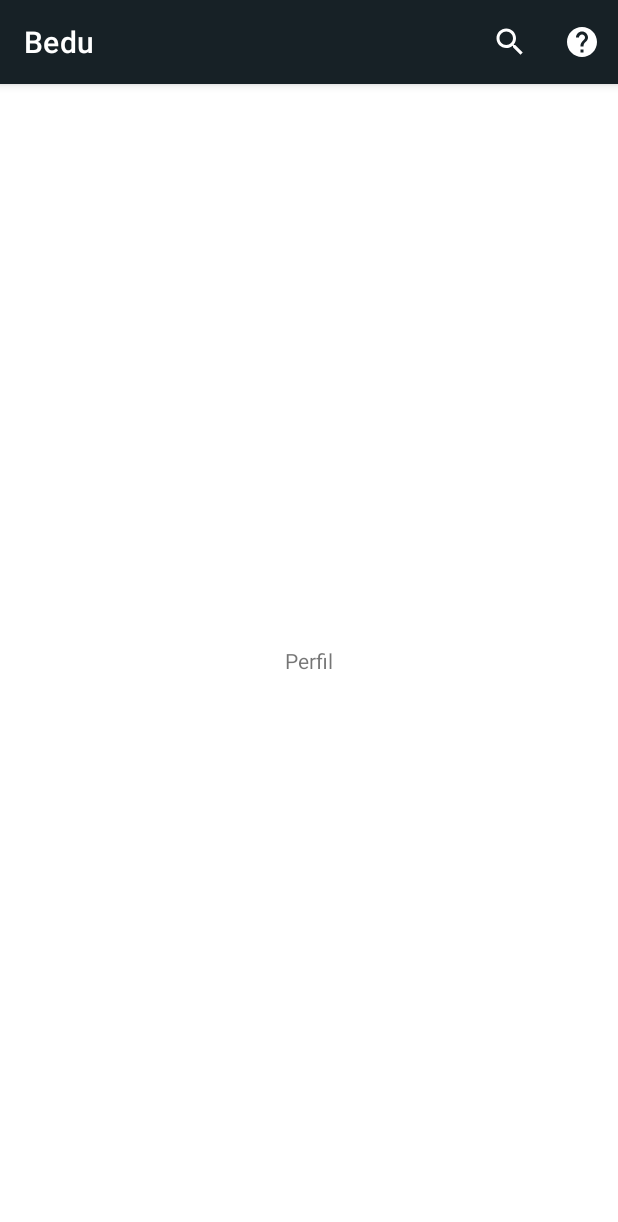
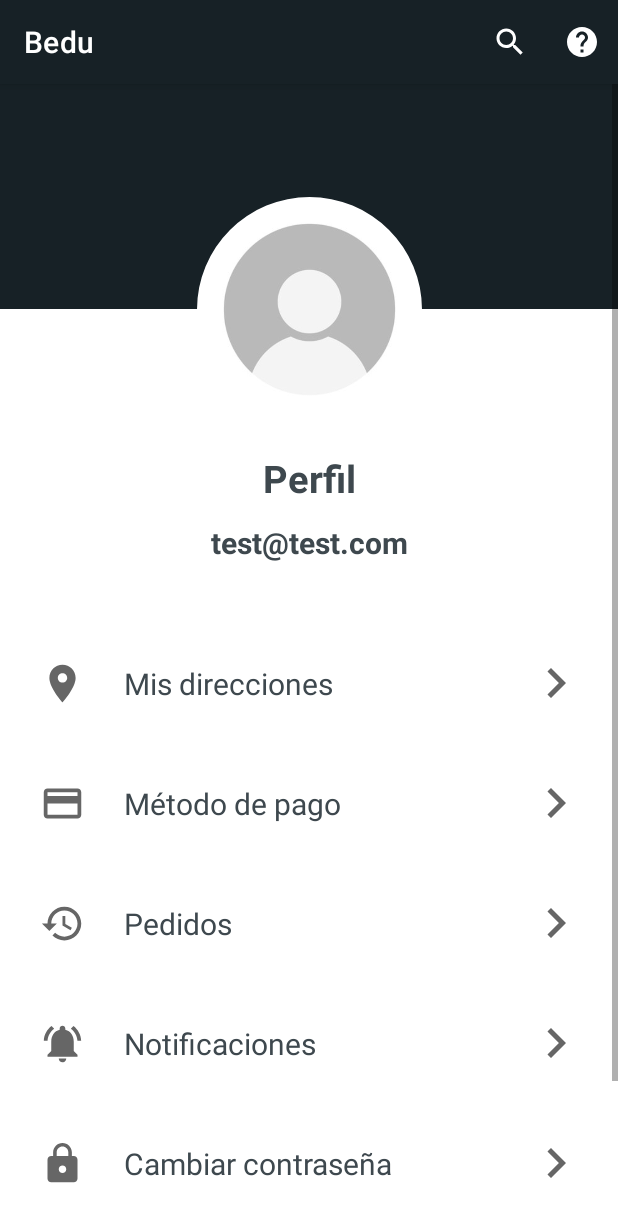
Before and after one commit to ginona/bedu-kotlin-adv, an Android app: the ProfileFragment screen opened through its navigation route, on a phone screen of 412 x 824 dp. Shown: the top 1222 px of the screen. Run offline under Robolectric (Android 15) with nearby library versions, the phone set to English and light mode, and no system bars; our stand-ins replace navigation-ui; libraries missing offline, so code that uses them is left out: coil.api.load.

Commit message:
Adding profile page styles

```diff
--- /dev/null
+++ b/app/src/main/java/com/gino/projectbedu/adapters/ElementsAdapter.kt
@@ -0,0 +1,56 @@
+package com.gino.projectbedu.adapters
+
+import android.content.Context
+import android.view.LayoutInflater
+import android.view.View
+import android.view.ViewGroup
+import android.widget.ImageView
+import android.widget.TextView
+import androidx.recyclerview.widget.RecyclerView
+import coil.api.load
+import com.gino.projectbedu.R
+import com.gino.projectbedu.fragments.Element
+
+/**
+ * Adaptador empleado para mostrar los elementos en la lista.
+ */
+class ElementsAdapter(
+    private val elements: List<Element>,
+    private val click_listener: () -> Unit
+    ): RecyclerView.Adapter<ElementsAdapter.ViewHolder>() {
+
+
+    override fun onCreateViewHolder(parent: ViewGroup, viewType: Int): ViewHolder {
+        val layoutInflater = LayoutInflater.from(parent.context)
+        return ViewHolder(layoutInflater.inflate(R.layout.fragment_profile_elements, parent, false))
+    }
+
+    override fun onBindViewHolder(holder: ViewHolder, position: Int) {
+        val currentElement: Element = elements[position]
+
+        holder.bind(currentElement)
+
+        holder.itemView.setOnClickListener{
+            click_listener()
+        }
+    }
+
+    override fun getItemCount(): Int {
+        return elements.size
+    }
+
+    class ViewHolder(val view: View) : RecyclerView.ViewHolder(view) {
+        val elementName = view.findViewById(R.id.element_name) as TextView
+        val elementImage = view.findViewById(R.id.element_image) as ImageView
+
+        /**
+         * Enlazamos algunas variables del producto que obtenemos desde el JSON
+         * con los declarados propios del objeto.
+         */
+        fun bind(element: Element){
+            elementName.text = element.name
+            elementImage.setImageResource(element.iconId)
+        }
+    }
+
+}
--- /dev/null
+++ b/app/src/main/java/com/gino/projectbedu/fragments/Element.kt
@@ -0,0 +1,3 @@
+package com.gino.projectbedu.fragments
+
+data class Element(val name:String, val iconId:Int)
--- /dev/null
+++ b/app/src/main/java/com/gino/projectbedu/fragments/ProfileElementsFragment.kt
@@ -0,0 +1,23 @@
+package com.gino.projectbedu.fragments
+
+import android.os.Bundle
+import androidx.fragment.app.Fragment
+import android.view.LayoutInflater
+import android.view.View
+import android.view.ViewGroup
+import androidx.recyclerview.widget.LinearLayoutManager
+import androidx.recyclerview.widget.RecyclerView
+import com.gino.projectbedu.R
+import com.gino.projectbedu.adapters.ElementsAdapter
+
+
+class ProfileElements : Fragment() {
+
+    override fun onCreateView(
+        inflater: LayoutInflater, container: ViewGroup?,
+        savedInstanceState: Bundle?
+    ): View? {
+        return inflater.inflate(R.layout.fragment_profile_elements, container, false)
+    }
+
+}
--- a/app/src/main/java/com/gino/projectbedu/fragments/ProfileFragment.kt
+++ b/app/src/main/java/com/gino/projectbedu/fragments/ProfileFragment.kt
@@ -5,12 +5,16 @@ import androidx.fragment.app.Fragment
 import android.view.LayoutInflater
 import android.view.View
 import android.view.ViewGroup
+import androidx.recyclerview.widget.LinearLayoutManager
+import androidx.recyclerview.widget.RecyclerView
 import com.gino.projectbedu.R
+import com.gino.projectbedu.adapters.ElementsAdapter
 
 /**
  * Fragment vacío a modo ejemplo momentaneamente.
  */
 class ProfileFragment : Fragment() {
+    private lateinit var recycler: RecyclerView
 
     override fun onCreateView(
         inflater: LayoutInflater, container: ViewGroup?,
@@ -19,4 +23,21 @@ class ProfileFragment : Fragment() {
         return inflater.inflate(R.layout.fragment_profile, container, false)
     }
 
+    override fun onViewCreated(view: View, savedInstanceState: Bundle?) {
+        super.onViewCreated(view, savedInstanceState)
+        recycler = view.findViewById(R.id.elementRecyclerView)
+        val clickListener: () -> Unit = {}
+
+        recycler.adapter = ElementsAdapter(getProfileElements(), clickListener)
+        recycler.layoutManager = LinearLayoutManager(activity)
+    }
+
+    private fun getProfileElements(): List<Element>{
+        return listOf(
+            Element("Mis direcciones",R.drawable.location),
+            Element("Método de pago",R.drawable.card),
+            Element("Pedidos",R.drawable.restore),
+            Element("Notificaciones",R.drawable.notifications_active),
+            Element("Cambiar contraseña",R.drawable.lock))
+    }
 }
--- /dev/null
+++ b/app/src/main/res/drawable/card.xml
@@ -0,0 +1,10 @@
+<vector xmlns:android="http://schemas.android.com/apk/res/android"
+    android:width="24dp"
+    android:height="24dp"
+    android:viewportWidth="24"
+    android:viewportHeight="24"
+    android:tint="?attr/colorControlNormal">
+  <path
+      android:fillColor="@android:color/white"
+      android:pathData="M20,4L4,4c-1.11,0 -1.99,0.89 -1.99,2L2,18c0,1.11 0.89,2 2,2h16c1.11,0 2,-0.89 2,-2L22,6c0,-1.11 -0.89,-2 -2,-2zM20,18L4,18v-6h16v6zM20,8L4,8L4,6h16v2z"/>
+</vector>
--- /dev/null
+++ b/app/src/main/res/drawable/ic_arrow_right.xml
@@ -0,0 +1,10 @@
+<vector xmlns:android="http://schemas.android.com/apk/res/android"
+    android:width="24dp"
+    android:height="24dp"
+    android:viewportWidth="24"
+    android:viewportHeight="24"
+    android:tint="?attr/colorControlNormal">
+  <path
+      android:fillColor="@android:color/white"
+      android:pathData="M8.59,16.59L13.17,12 8.59,7.41 10,6l6,6 -6,6 -1.41,-1.41z"/>
+</vector>
--- /dev/null
+++ b/app/src/main/res/drawable/ic_power.xml
@@ -0,0 +1,10 @@
+<vector xmlns:android="http://schemas.android.com/apk/res/android"
+    android:width="24dp"
+    android:height="24dp"
+    android:viewportWidth="24"
+    android:viewportHeight="24"
+    android:tint="?attr/colorControlNormal">
+  <path
+      android:fillColor="@android:color/white"
+      android:pathData="M13,3h-2v10h2L13,3zM17.83,5.17l-1.42,1.42C17.99,7.86 19,9.81 19,12c0,3.87 -3.13,7 -7,7s-7,-3.13 -7,-7c0,-2.19 1.01,-4.14 2.58,-5.42L6.17,5.17C4.23,6.82 3,9.26 3,12c0,4.97 4.03,9 9,9s9,-4.03 9,-9c0,-2.74 -1.23,-5.18 -3.17,-6.83z"/>
+</vector>
--- /dev/null
+++ b/app/src/main/res/drawable/notifications_active.xml
@@ -0,0 +1,10 @@
+<vector xmlns:android="http://schemas.android.com/apk/res/android"
+    android:width="24dp"
+    android:height="24dp"
+    android:viewportWidth="24"
+    android:viewportHeight="24"
+    android:tint="?attr/colorControlNormal">
+  <path
+      android:fillColor="@android:color/white"
+      android:pathData="M7.58,4.08L6.15,2.65C3.75,4.48 2.17,7.3 2.03,10.5h2c0.15,-2.65 1.51,-4.97 3.55,-6.42zM19.97,10.5h2c-0.15,-3.2 -1.73,-6.02 -4.12,-7.85l-1.42,1.43c2.02,1.45 3.39,3.77 3.54,6.42zM18,11c0,-3.07 -1.64,-5.64 -4.5,-6.32L13.5,4c0,-0.83 -0.67,-1.5 -1.5,-1.5s-1.5,0.67 -1.5,1.5v0.68C7.63,5.36 6,7.92 6,11v5l-2,2v1h16v-1l-2,-2v-5zM12,22c0.14,0 0.27,-0.01 0.4,-0.04 0.65,-0.14 1.18,-0.58 1.44,-1.18 0.1,-0.24 0.15,-0.5 0.15,-0.78h-4c0.01,1.1 0.9,2 2.01,2z"/>
+</vector>
--- /dev/null
+++ b/app/src/main/res/drawable/restore.xml
@@ -0,0 +1,10 @@
+<vector xmlns:android="http://schemas.android.com/apk/res/android"
+    android:width="24dp"
+    android:height="24dp"
+    android:viewportWidth="24"
+    android:viewportHeight="24"
+    android:tint="?attr/colorControlNormal">
+  <path
+      android:fillColor="@android:color/white"
+      android:pathData="M13,3c-4.97,0 -9,4.03 -9,9L1,12l3.89,3.89 0.07,0.14L9,12L6,12c0,-3.87 3.13,-7 7,-7s7,3.13 7,7 -3.13,7 -7,7c-1.93,0 -3.68,-0.79 -4.94,-2.06l-1.42,1.42C8.27,19.99 10.51,21 13,21c4.97,0 9,-4.03 9,-9s-4.03,-9 -9,-9zM12,8v5l4.28,2.54 0.72,-1.21 -3.5,-2.08L13.5,8L12,8z"/>
+</vector>
--- a/app/src/main/res/layout/fragment_profile.xml
+++ b/app/src/main/res/layout/fragment_profile.xml
@@ -1,18 +1,98 @@
 <?xml version="1.0" encoding="utf-8"?>
-<androidx.constraintlayout.widget.ConstraintLayout xmlns:android="http://schemas.android.com/apk/res/android"
+<FrameLayout xmlns:android="http://schemas.android.com/apk/res/android"
     xmlns:app="http://schemas.android.com/apk/res-auto"
     xmlns:tools="http://schemas.android.com/tools"
     android:layout_width="match_parent"
+    android:layout_height="match_parent"
+    tools:context="fragments.ProfileFragment">
+<ScrollView
+    android:id="@+id/scrollView"
+    android:layout_width="match_parent"
+    android:layout_height="match_parent"
+    android:fillViewport="true">
+<androidx.constraintlayout.widget.ConstraintLayout
+    android:layout_width="match_parent"
     android:layout_height="match_parent">
 
-    <TextView
-        android:id="@+id/textView2"
-        android:layout_width="wrap_content"
-        android:layout_height="wrap_content"
-        android:text="@string/profile"
-        app:layout_constraintBottom_toBottomOf="parent"
+    <View
+        android:id="@+id/view"
+        android:layout_width="match_parent"
+        android:layout_height="150dp"
+        android:background="?attr/colorPrimary"
         app:layout_constraintEnd_toEndOf="parent"
         app:layout_constraintHorizontal_bias="0.5"
         app:layout_constraintStart_toStartOf="parent"
         app:layout_constraintTop_toTopOf="parent" />
+
+    <com.google.android.material.imageview.ShapeableImageView
+        android:id="@+id/profile_image"
+        android:layout_width="150dp"
+        android:layout_height="150dp"
+        android:src="@drawable/profile"
+        app:layout_constraintBottom_toBottomOf="@+id/view"
+        app:layout_constraintEnd_toEndOf="parent"
+        app:layout_constraintStart_toStartOf="parent"
+        app:layout_constraintTop_toBottomOf="@+id/view"
+        app:shapeAppearanceOverlay="@style/ShapeAppearanceOverlay.BeduCompras.CornerSize50Percent"
+        app:strokeColor="@color/white" />
+
+    <TextView
+        android:id="@+id/user_name"
+        android:layout_width="wrap_content"
+        android:layout_height="wrap_content"
+        android:layout_marginTop="20dp"
+        android:text="@string/profile"
+        android:textColor="@color/primaryLightColor"
+        android:textSize="25sp"
+        android:textStyle="bold"
+        app:layout_constraintEnd_toEndOf="parent"
+        app:layout_constraintStart_toStartOf="parent"
+        app:layout_constraintTop_toBottomOf="@+id/profile_image" />
+
+
+    <androidx.recyclerview.widget.RecyclerView
+        android:id="@+id/elementRecyclerView"
+        android:layout_width="match_parent"
+        android:layout_height="0dp"
+        android:layout_marginTop="40dp"
+        app:layout_constraintEnd_toEndOf="parent"
+        app:layout_constraintHorizontal_bias="0.0"
+        app:layout_constraintStart_toStartOf="parent"
+        app:layout_constraintTop_toBottomOf="@+id/user_email"
+        tools:listitem="@layout/fragment_profile_elements" />
+
+    <Button
+        android:id="@+id/buttonLogout"
+        style="@style/Widget.MaterialComponents.Button.TextButton"
+        android:layout_width="wrap_content"
+        android:layout_height="wrap_content"
+        android:layout_marginTop="40dp"
+        android:layout_marginBottom="40dp"
+        android:drawableStart="@drawable/ic_power"
+        android:drawablePadding="10dp"
+        android:singleLine="true"
+        android:text="@string/logout"
+        android:textAlignment="center"
+        android:textSize="20sp"
+        android:textStyle="bold"
+        app:layout_constraintBottom_toBottomOf="parent"
+        app:layout_constraintEnd_toEndOf="parent"
+        app:layout_constraintHorizontal_bias="0.497"
+        app:layout_constraintStart_toStartOf="parent"
+        app:layout_constraintTop_toBottomOf="@+id/elementRecyclerView" />
+
+    <TextView
+        android:id="@+id/user_email"
+        android:layout_width="wrap_content"
+        android:layout_height="wrap_content"
+        android:layout_marginTop="12dp"
+        android:text="@string/test_mail"
+        android:textColor="@color/primaryLightColor"
+        android:textSize="20dp"
+        android:textStyle="bold"
+        app:layout_constraintEnd_toEndOf="parent"
+        app:layout_constraintStart_toStartOf="parent"
+        app:layout_constraintTop_toBottomOf="@+id/user_name" />
 </androidx.constraintlayout.widget.ConstraintLayout>
+</ScrollView>
+</FrameLayout>
--- /dev/null
+++ b/app/src/main/res/layout/fragment_profile_elements.xml
@@ -0,0 +1,75 @@
+<?xml version="1.0" encoding="utf-8"?>
+<androidx.constraintlayout.widget.ConstraintLayout xmlns:android="http://schemas.android.com/apk/res/android"
+xmlns:app="http://schemas.android.com/apk/res-auto"
+xmlns:tools="http://schemas.android.com/tools"
+android:layout_width="match_parent"
+android:layout_height="wrap_content"
+tools:context=".fragments.ProfileElements">
+
+<TextView
+    android:id="@+id/element_name"
+    android:layout_width="0dp"
+    android:textSize ="20sp"
+    android:layout_height="wrap_content"
+    android:text="@string/my_directions"
+    android:textColor="@color/primaryLightColor"
+    app:layout_constraintBottom_toBottomOf="parent"
+    app:layout_constraintEnd_toStartOf="@+id/guideline6"
+    app:layout_constraintHorizontal_bias="0.5"
+    app:layout_constraintStart_toStartOf="@+id/guideline3"
+    app:layout_constraintTop_toTopOf="parent" />
+
+<androidx.constraintlayout.widget.Guideline
+    android:id="@+id/guideline3"
+    android:layout_width="wrap_content"
+    android:layout_height="wrap_content"
+    android:orientation="vertical"
+    app:layout_constraintGuide_percent="0.20" />
+
+<androidx.constraintlayout.widget.Guideline
+    android:id="@+id/guideline6"
+    android:layout_width="wrap_content"
+    android:layout_height="wrap_content"
+    android:orientation="vertical"
+    app:layout_constraintGuide_percent="0.8" />
+
+<ImageView
+    android:id="@+id/element_image"
+    android:layout_width="30dp"
+    android:layout_height="30dp"
+    android:layout_marginTop="15dp"
+    android:layout_marginBottom="15dp"
+    app:layout_constraintBottom_toBottomOf="parent"
+    app:layout_constraintEnd_toStartOf="@+id/guideline3"
+    app:layout_constraintStart_toStartOf="parent"
+    app:layout_constraintTop_toTopOf="parent"
+    tools:src="@tools:sample/avatars" />
+
+<ImageView
+    android:id="@+id/image"
+    android:layout_width="40dp"
+    android:layout_height="40dp"
+    android:layout_marginTop="20dp"
+    android:layout_marginBottom="20dp"
+    android:src="@drawable/ic_arrow_right"
+    app:layout_constraintBottom_toBottomOf="parent"
+    app:layout_constraintEnd_toEndOf="parent"
+    app:layout_constraintHorizontal_bias="0.5"
+    app:layout_constraintStart_toStartOf="@+id/guideline6"
+    app:layout_constraintTop_toTopOf="parent" />
+
+<ImageView
+    android:layout_width="fill_parent"
+    android:layout_height="wrap_content"
+    android:paddingLeft="5dp"
+    android:paddingTop="2dp"
+    android:paddingRight="5dp"
+    android:paddingBottom="2dp"
+    android:scaleType="fitXY"
+    android:src="@android:drawable/divider_horizontal_dark"
+    app:layout_constraintBottom_toBottomOf="parent"
+    app:layout_constraintEnd_toEndOf="parent"
+    app:layout_constraintHorizontal_bias="0.5"
+    app:layout_constraintStart_toStartOf="parent" />
+
+</androidx.constraintlayout.widget.ConstraintLayout>
--- a/app/src/main/res/values-night/themes.xml
+++ b/app/src/main/res/values-night/themes.xml
@@ -13,4 +13,7 @@
         <item name="android:statusBarColor" tools:targetApi="l">?attr/colorPrimaryVariant</item>
         <!-- Customize your theme here. -->
     </style>
+    <style name="ShapeAppearanceOverlay.BeduCompras.CornerSize50Percent" parent="">
+        <item name="cornerSize">50%</item>
+    </style>
 </resources>
--- a/app/src/main/res/values/strings.xml
+++ b/app/src/main/res/values/strings.xml
@@ -24,4 +24,7 @@
     <string name="home">Home</string>
     <string name="cart">Carrito</string>
     <string name="profile">Perfil</string>
+    <string name="test_mail">test@test.com</string>
+    <string name="my_directions">Mis direcciones</string>
+    <string name="logout">Cerrar sesión</string>
 </resources>
--- a/app/src/main/res/values/themes.xml
+++ b/app/src/main/res/values/themes.xml
@@ -18,4 +18,7 @@
         <item name="itemIconTint">@color/secondaryColor</item>
         <item name="itemTextColor">@color/secondaryColor</item>
     </style>
+    <style name="ShapeAppearanceOverlay.BeduCompras.CornerSize50Percent" parent="">
+        <item name="cornerSize">50%</item>
+    </style>
 </resources>
```
Also changed, not shown: app/src/main/res/drawable/profile.jpg (added).
